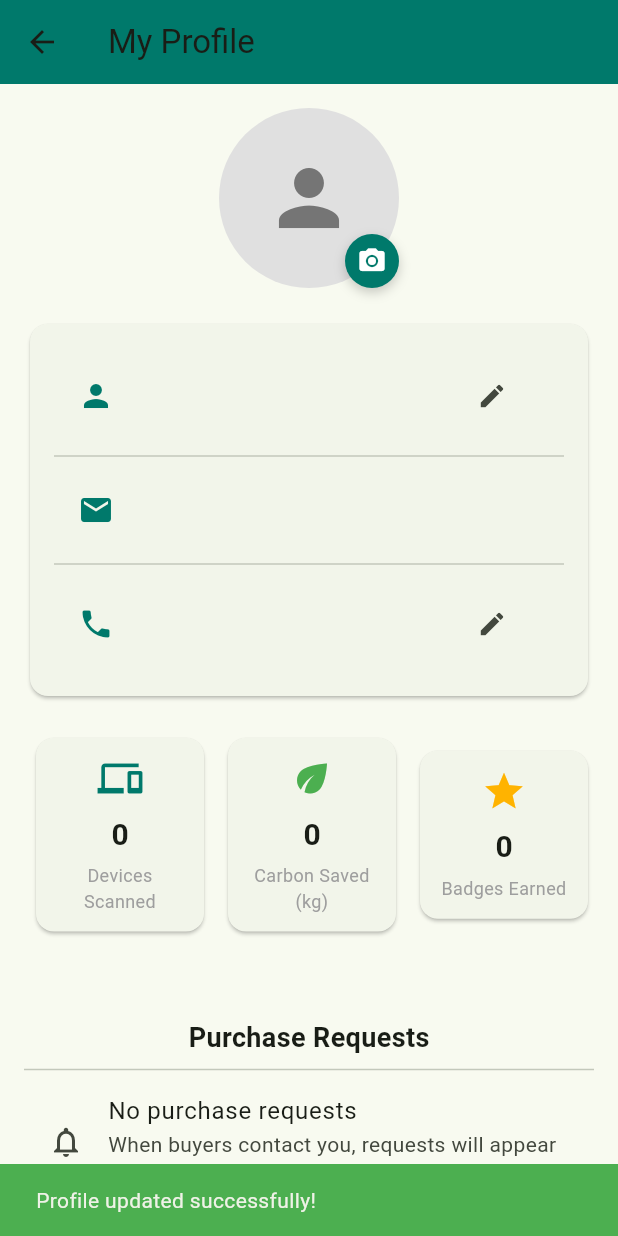
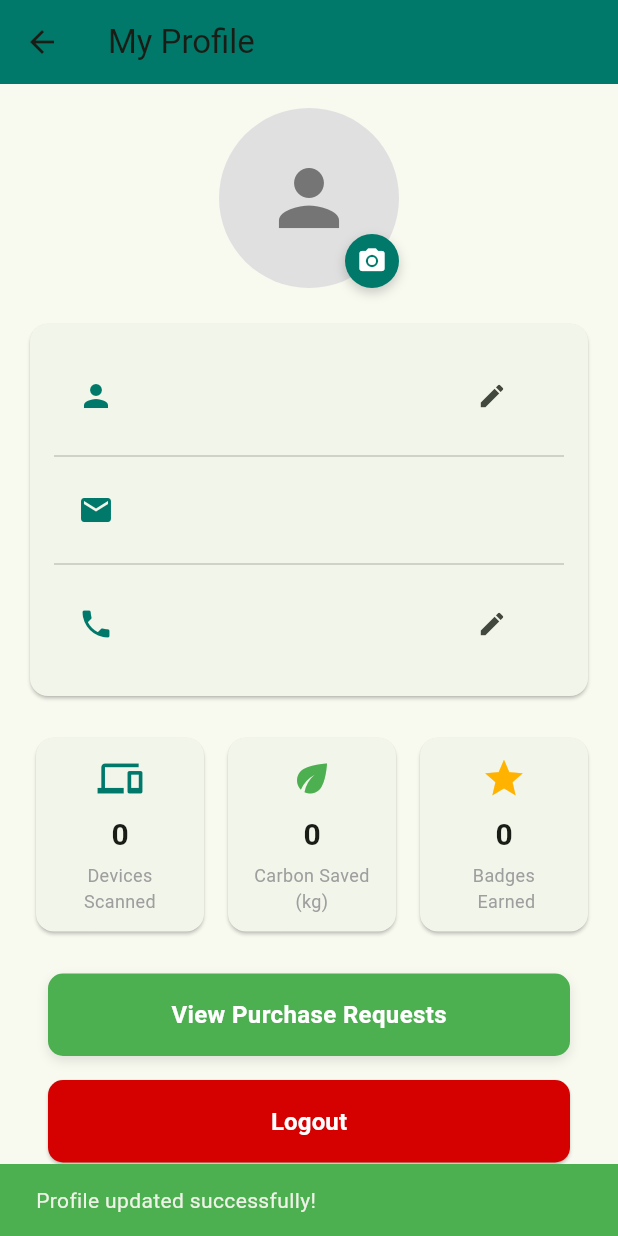
Before and after one commit to Shreesha001/EcoCircuit, a Flutter app: the ProfileScreen screen opened directly, after a tap on the "edit" icon, after a tap on "Save Changes", on a phone screen of 412 x 824 dp. Run offline on Flutter 3.47's test engine with Material 3 defaults, Android fonts, the phone set to English and light mode, and no system bars; our stand-ins replace cloud_firestore, firebase_auth, firebase_core, firebase_storage, firebase_vertexai, flutter_markdown and 2 more; accounts and stored records are empty; network calls fail.

Commit message:
show view purchase request

```diff
--- a/lib/screens/account_screen.dart
+++ b/lib/screens/account_screen.dart
@@ -366,38 +366,43 @@ class _ProfileScreenState extends State<ProfileScreen> {
                           buildStatCard(
                             icon: Icons.star,
                             value: (scanStats?['badges'] ?? 0).toString(),
-                            label: 'Badges Earned',
+                            label: 'Badges \n Earned',
                             color: Colors.amber[600]!,
                           ),
                         ],
                       ),
                     ),
-                    const SizedBox(height: 30),
+                    // const SizedBox(height: 10),
 
                     // Save/Cancel Buttons (only shown when editing)
                     if (_isEditing)
-                      Row(
+                      Padding(
+                        padding: const EdgeInsets.symmetric(horizontal: 16),
+                        child: Row(
                           children: [
                             Expanded(
                               child: ElevatedButton(
                                 onPressed: _updateProfile,
-
                                 style: ElevatedButton.styleFrom(
                                   backgroundColor: Colors.teal[700],
                                   shape: RoundedRectangleBorder(
                                     borderRadius: BorderRadius.circular(10),
                                   ),
                                   padding: const EdgeInsets.symmetric(
-                                  vertical: 15,
+                                    vertical: 16,
                                   ),
                                 ),
                                 child: const Text(
                                   'Save Changes',
-                                style: TextStyle(color: Colors.white),
+                                  style: TextStyle(
+                                    fontSize: 16,
+                                    fontWeight: FontWeight.w600,
+                                    color: Colors.white,
                                   ),
                                 ),
                               ),
-                          const SizedBox(width: 10),
+                            ),
+                            const SizedBox(width: 12),
                             Expanded(
                               child: OutlinedButton(
                                 onPressed: () {
@@ -409,169 +414,102 @@ class _ProfileScreenState extends State<ProfileScreen> {
                                         userData?['phone'] ?? '';
                                   });
                                 },
-
                                 style: OutlinedButton.styleFrom(
                                   foregroundColor: Colors.teal[700],
+                                  side: BorderSide(color: Colors.teal[700]!),
                                   shape: RoundedRectangleBorder(
                                     borderRadius: BorderRadius.circular(10),
                                   ),
                                   padding: const EdgeInsets.symmetric(
-                                  vertical: 15,
+                                    vertical: 16,
                                   ),
                                 ),
-                              child: const Text('Cancel'),
+                                child: const Text(
+                                  'Cancel',
+                                  style: TextStyle(
+                                    fontSize: 16,
+                                    fontWeight: FontWeight.w600,
+                                  ),
+                                ),
                               ),
                             ),
                           ],
                         ),
+                      ),
 
+                    Padding(
+                      padding: const EdgeInsets.symmetric(horizontal: 16),
+                      child: Column(
+                        children: [
                           const SizedBox(height: 24),
-                    const Text(
-                      'Purchase Requests',
-                      style: TextStyle(
-                        fontSize: 18,
-                        fontWeight: FontWeight.bold,
-                      ),
-                    ),
-                    const Divider(),
-                    StreamBuilder<QuerySnapshot>(
-                      stream:
-                          FirebaseFirestore.instance
-                              .collection('purchases')
-                              .where('sellerId', isEqualTo: user?.uid ?? '')
-                              .orderBy('createdAt', descending: true)
-                              .limit(3)
-                              .snapshots(),
-                      builder: (context, snapshot) {
-                        // Error states
-                        if (snapshot.hasError) {
-                          return ListTile(
-                            leading: const Icon(
-                              Icons.warning,
-                              color: Colors.orange,
-                            ),
-                            title: const Text('Could not load requests'),
-                            subtitle: Text(
-                              'Tap to retry\nError: ${snapshot.error.toString()}',
-                              style: const TextStyle(fontSize: 12),
-                            ),
-                            onTap: () => setState(() {}), // Simple retry
-                          );
-                        }
-
-                        // Loading state
-                        if (snapshot.connectionState ==
-                            ConnectionState.waiting) {
-                          return const Center(
-                            child: CircularProgressIndicator(),
-                          );
-                        }
-
-                        // Empty state
-                        if (!snapshot.hasData || snapshot.data!.docs.isEmpty) {
-                          return const ListTile(
-                            leading: Icon(Icons.notifications_none),
-                            title: Text('No purchase requests'),
-                            subtitle: Text(
-                              'When buyers contact you, requests will appear here',
-                            ),
-                          );
-                        }
-
-                        // Success state
-                        return Column(
-                          children: [
-                            ...snapshot.data!.docs.map((doc) {
-                              final data =
-                                  doc.data() as Map<String, dynamic>? ?? {};
-                              return ListTile(
-                                leading: const Icon(Icons.notifications_active),
-                                title: Text(
-                                  data['buyerName'] ?? 'Unknown buyer',
-                                ),
-                                subtitle: Column(
-                                  crossAxisAlignment: CrossAxisAlignment.start,
-                                  children: [
-                                    Text(
-                                      data['deviceModel'] ?? 'Unknown device',
-                                    ),
-                                    if (data['createdAt'] != null)
-                                      Text(
-                                        DateFormat.yMMMd().format(
-                                          (data['createdAt'] as Timestamp)
-                                              .toDate(),
-                                        ),
-                                        style: TextStyle(
-                                          color: Colors.grey[600],
-                                        ),
-                                      ),
-                                  ],
-                                ),
-                                trailing: Chip(
-                                  label: Text(
-                                    (data['status'] ?? 'pending').toUpperCase(),
-                                    style: TextStyle(
-                                      fontSize: 12,
-                                      color: _getStatusColor(data['status']),
-                                    ),
-                                  ),
-                                  backgroundColor: _getStatusColor(
-                                    data['status'],
-                                  ).withOpacity(0.2),
-                                ),
-                                onTap:
-                                    () => Navigator.push(
-                                      context,
-                                      MaterialPageRoute(
-                                        builder:
-                                            (context) => PurchaseDetailsScreen(
-                                              purchaseData: data,
-                                              purchaseId: doc.id,
-                                            ),
-                                      ),
-                                    ),
-                              );
-                            }),
-
-                            // View All button
-                            Padding(
-                              padding: const EdgeInsets.symmetric(
-                                horizontal: 16,
-                              ),
-                              child: OutlinedButton.icon(
-                                icon: const Icon(Icons.list),
-                                label: const Text('VIEW ALL REQUESTS'),
-                                onPressed:
-                                    () => Navigator.push(
+                          SizedBox(
+                            width: double.infinity,
+                            child: InkWell(
+                              onTap: () {
+                                Navigator.push(
                                   context,
                                   MaterialPageRoute(
                                     builder:
                                         (context) =>
                                             const SellerNotificationsScreen(),
                                   ),
+                                );
+                              },
+                              borderRadius: BorderRadius.circular(10),
+                              child: Container(
+                                padding: const EdgeInsets.symmetric(
+                                  vertical: 16,
+                                ),
+                                decoration: BoxDecoration(
+                                  color: Colors.green,
+                                  borderRadius: BorderRadius.circular(10),
+                                  boxShadow: [
+                                    BoxShadow(
+                                      color: Colors.black.withOpacity(0.1),
+                                      blurRadius: 6,
+                                      offset: const Offset(0, 3),
+                                    ),
+                                  ],
+                                ),
+                                child: const Center(
+                                  child: Text(
+                                    'View Purchase Requests',
+                                    style: TextStyle(
+                                      fontSize: 16,
+                                      fontWeight: FontWeight.w600,
+                                      color: Colors.white,
                                     ),
                                   ),
                                 ),
-                            const SizedBox(height: 20),
-                          ],
-                        );
-                      },
                               ),
-                    const Divider(),
-                    const SizedBox(height: 10),
+                            ),
+                          ),
+
+                          const SizedBox(height: 16),
                           SizedBox(
                             width: double.infinity,
                             child: ElevatedButton(
                               onPressed: _logout,
-
                               style: ElevatedButton.styleFrom(
-                          backgroundColor: Colors.redAccent,
-                          padding: const EdgeInsets.symmetric(vertical: 15),
+                                backgroundColor: Colors.redAccent[700],
+                                padding: const EdgeInsets.symmetric(
+                                  vertical: 16,
+                                ),
+                                shape: RoundedRectangleBorder(
+                                  borderRadius: BorderRadius.circular(10),
+                                ),
                               ),
                               child: const Text(
                                 "Logout",
-                          style: TextStyle(fontSize: 18, color: Colors.white),
+                                style: TextStyle(
+                                  fontSize: 16,
+                                  fontWeight: FontWeight.w600,
+                                  color: Colors.white,
                                 ),
+                              ),
+                            ),
+                          ),
+                        ],
                       ),
                     ),
                   ],
```
Lines whose indentation alone changed are shown as unchanged.
